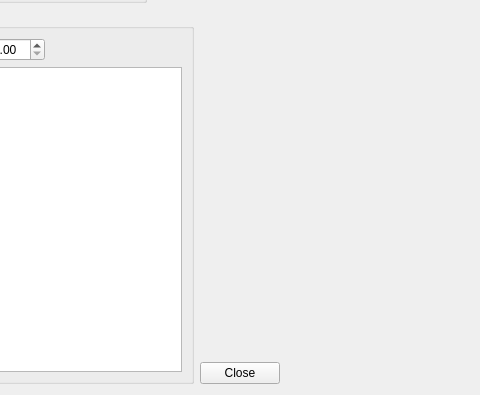
First picture: the form in src/GuiQt/TimeCourseDialog.ui, repository Washington-University/workbench, before the edit; both pictures show x 97 to 577 and y 155 to 550 of the 880 by 550 pixel window.
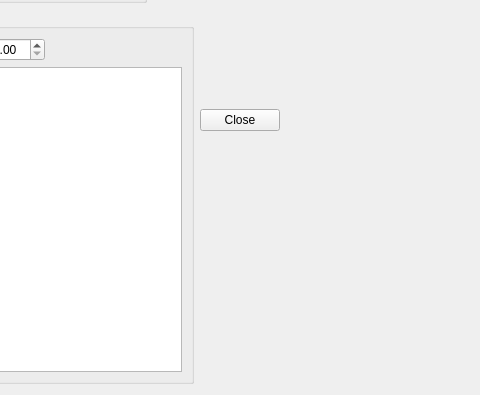
Second picture: the form after the edit. Custom widgets are drawn as their Qt base class.

Commit message: Time Course Dialog can now render plots.

What changed in the file:
```diff
--- a/src/GuiQt/TimeCourseDialog.ui
+++ b/src/GuiQt/TimeCourseDialog.ui
@@ -175,16 +175,6 @@
           <property name="sizeConstraint">
             <enum>QLayout::SetMaximumSize</enum>
           </property>
-          <item>
-            <widget class="QWidget" name="widget" native="true">
-              <property name="sizePolicy">
-                <sizepolicy hsizetype="Expanding" vsizetype="Expanding">
-                  <horstretch>0</horstretch>
-                  <verstretch>0</verstretch>
-                </sizepolicy>
-              </property>
-            </widget>
-          </item>
           <item>
             <layout class="QHBoxLayout" name="horizontalLayout_4">
               <item>
```
Left out of the diff: 2 changed lines with no effect on the pictures. Lines whose indentation alone changed are shown as unchanged. The commit also changes 4 other files.
